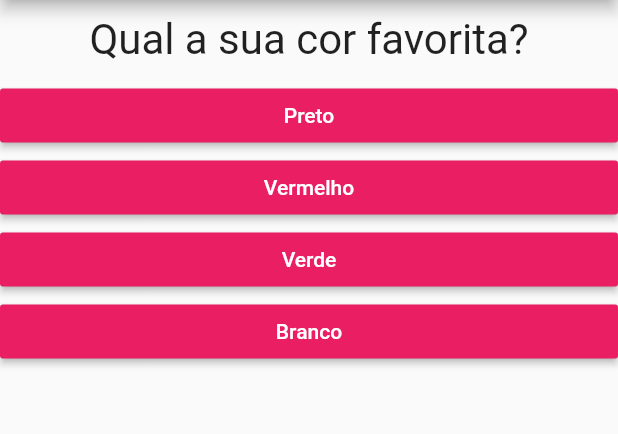
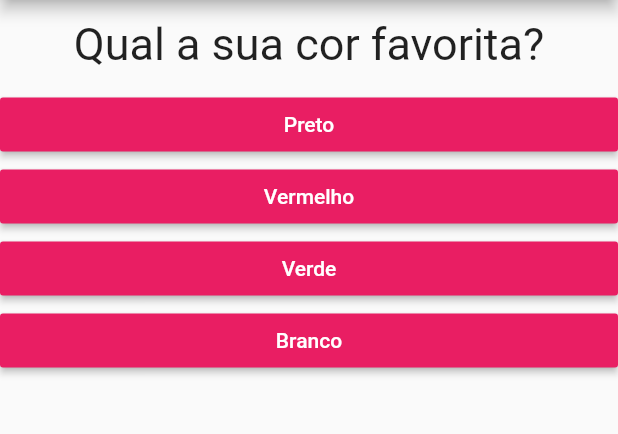
Before and after one commit to brunakaufmann/Quizz-app, a Flutter app: the screen it shows after launch, on a phone screen of 412 x 824 dp, the part 84-518 px from its top. Run offline on Flutter 3.47's test engine with Material 2 defaults, Android fonts, the light colour scheme and no system bars.

Commit message:
size updated

```diff
--- a/lib/question.dart
+++ b/lib/question.dart
@@ -2,17 +2,17 @@ import 'package:flutter/material.dart';
 
 class Question extends StatelessWidget {
   final String questionText;
-  //final vs const
+
   Question(this.questionText);
 
   @override
   Widget build(BuildContext context) {
     return Container(
       width: double.infinity,
-      margin: EdgeInsets.all(10.0),
+      margin: EdgeInsets.all(12.0),
       child: Text(
         questionText,
-        style: TextStyle(fontSize: 28),
+        style: TextStyle(fontSize: 30),
         textAlign: TextAlign.center,
       ),
     );
```
